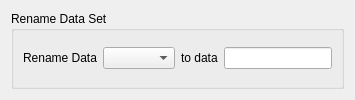
Old version of the form ui/RenameData.ui in the repository tisaconundrum2/PySAT-GUI.
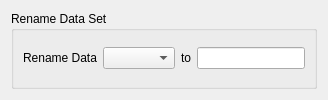
New version of the form.

The edit to the form file:
```diff
--- a/ui/RenameData.ui
+++ b/ui/RenameData.ui
@@ -7,7 +7,7 @@
   </property>
   <layout class="QVBoxLayout" name="verticalLayout">
    <item>
-    <widget class="QGroupBox" name="">
+    <widget class="QGroupBox" name="groupBox">
      <property name="title">
       <string>Rename Data Set</string>
      </property>
@@ -25,7 +25,7 @@
       <item row="0" column="2">
        <widget class="QLabel" name="toDataLabel">
         <property name="text">
-         <string>to data</string>
+         <string>to</string>
         </property>
        </widget>
       </item>
```
